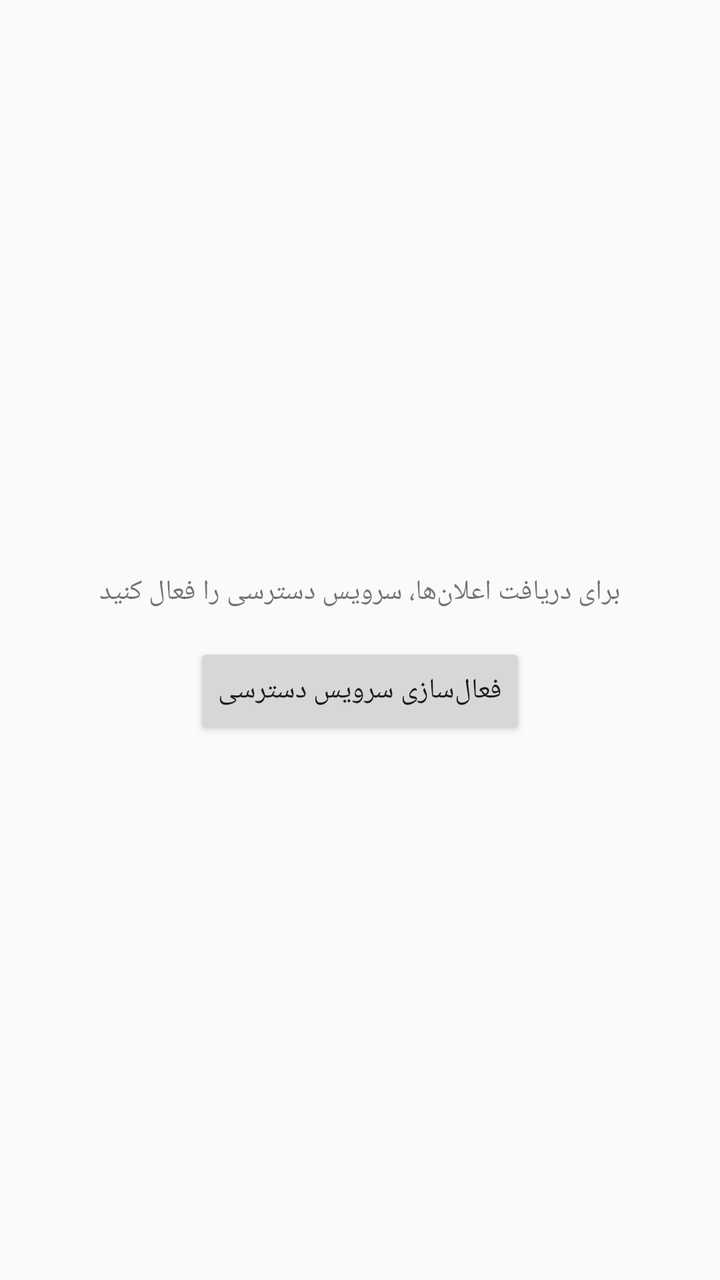
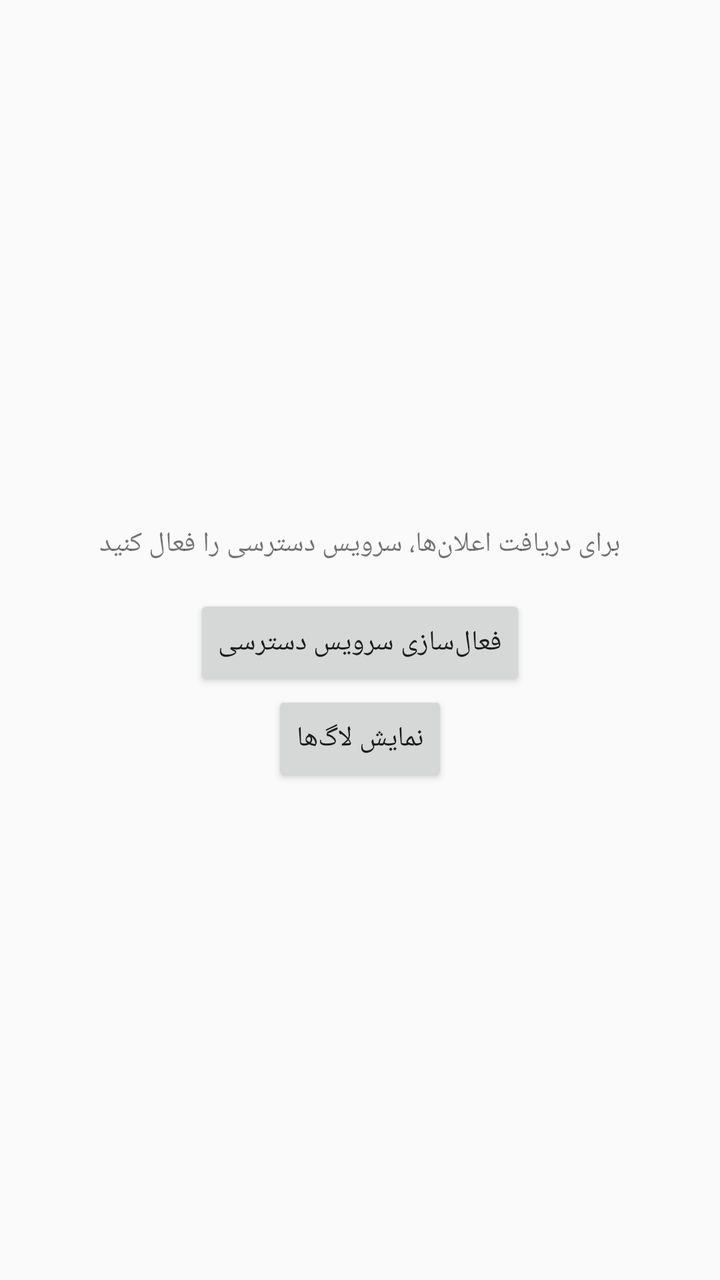

An Android layout rendered at two revisions. The XML below is the earlier revision; the diff shows what the commit changed to produce the second picture.
<!-- AndroidManifest.xml: application theme Theme.AppCompat.Light.NoActionBar -->
<!-- res/layout/activity_main.xml -->
<?xml version="1.0" encoding="utf-8"?>
<LinearLayout xmlns:android="http://schemas.android.com/apk/res/android"
    android:layout_width="match_parent"
    android:layout_height="match_parent"
    android:gravity="center"
    android:orientation="vertical">

    <TextView
        android:layout_width="wrap_content"
        android:layout_height="wrap_content"
        android:text="برای دریافت اعلان‌ها، سرویس دسترسی را فعال کنید"
        android:padding="16dp"/>

    <Button
        android:id="@+id/btnEnable"
        android:layout_width="wrap_content"
        android:layout_height="wrap_content"
        android:text="فعال‌سازی سرویس دسترسی"/>

</LinearLayout>
<!-- resources referenced by this layout -->
<resources>

</resources>

<!-- the commit's change to res/layout/activity_main.xml (unified diff, before → after) -->
@@ -17,4 +17,10 @@
         android:layout_height="wrap_content"
         android:text="فعال‌سازی سرویس دسترسی"/>
 
+    <Button
+        android:id="@+id/btnShowLogs"
+        android:layout_width="wrap_content"
+        android:layout_height="wrap_content"
+        android:text="نمایش لاگ‌ها"/>
+
 </LinearLayout>
